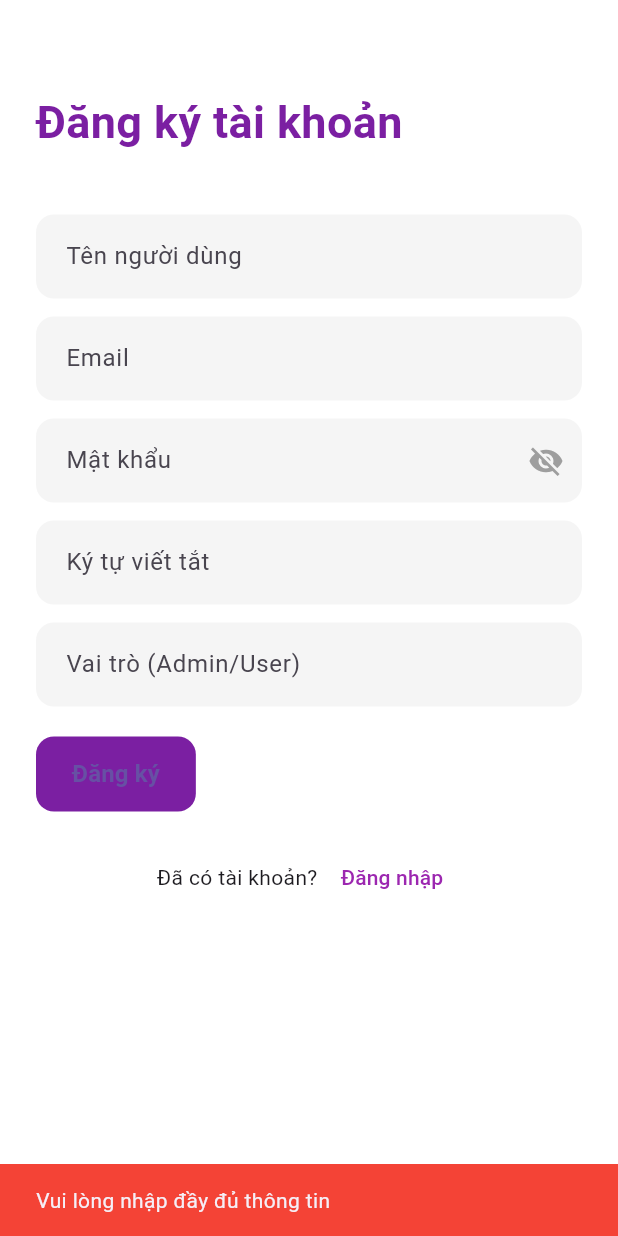
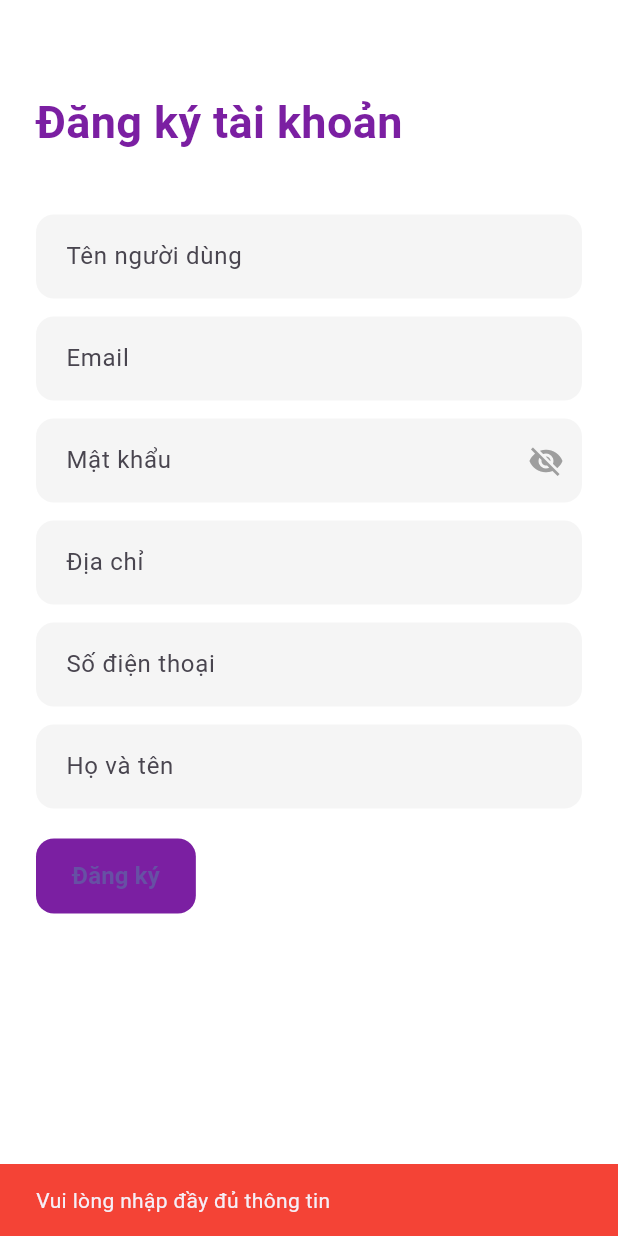
Before and after one commit to DuongQuocThang2k3/android-frontend-flutter, a Flutter app: the RegistrationScreen screen opened directly, after a tap on "Đăng ký", on a phone screen of 412 x 824 dp. Run offline on Flutter 3.47's test engine with Material 3 defaults, Android fonts, the phone set to English and light mode, and no system bars; our stand-ins replace flutter_dotenv, jwt_decoder, shared_preferences, youtube_player_flutter; accounts and stored records are empty; network calls fail.

```diff
--- a/lib/screens/Auth/login_screen.dart
+++ b/lib/screens/Auth/login_screen.dart
@@ -2,7 +2,7 @@ import 'package:flutter/material.dart';
 import 'package:shared_preferences/shared_preferences.dart';
 import 'package:haphuocloc_3489_tuan7/screens/admin_screen.dart';
 import 'package:haphuocloc_3489_tuan7/screens/main_screen.dart';
-import 'package:haphuocloc_3489_tuan7/screens/registration_screen.dart';
+import 'package:haphuocloc_3489_tuan7/screens/Auth/registration_screen.dart';
 import 'package:haphuocloc_3489_tuan7/utils/auth.dart'; // Import Auth
 
 class LoginScreen extends StatefulWidget {
--- a/lib/screens/registration_screen.dart
+++ b/lib/screens/Auth/registration_screen.dart
@@ -12,23 +12,25 @@ class _RegistrationScreenState extends State<RegistrationScreen> {
   final TextEditingController _usernameController = TextEditingController();
   final TextEditingController _emailController = TextEditingController();
   final TextEditingController _passwordController = TextEditingController();
-  final TextEditingController _initialsController = TextEditingController();
-  final TextEditingController _roleController = TextEditingController();
+  final TextEditingController _addressController = TextEditingController();
+  final TextEditingController _phoneNumberController = TextEditingController();
+  final TextEditingController _fullNameController = TextEditingController();
 
   bool _isLoading = false;
   bool _obscurePassword = true;
 
   Future<void> _handleRegister() async {
-    // Kiểm tra các trường nhập liệu
     if (_usernameController.text.isEmpty ||
         _emailController.text.isEmpty ||
         _passwordController.text.isEmpty ||
-        _initialsController.text.isEmpty ||
-        _roleController.text.isEmpty) {
+        _addressController.text.isEmpty ||
+        _phoneNumberController.text.isEmpty ||
+        _fullNameController.text.isEmpty) {
       ScaffoldMessenger.of(context).showSnackBar(
         const SnackBar(
           content: Text('Vui lòng nhập đầy đủ thông tin'),
           backgroundColor: Colors.red,
+          duration: Duration(seconds: 3),
         ),
       );
       return;
@@ -41,32 +43,35 @@ class _RegistrationScreenState extends State<RegistrationScreen> {
       username: _usernameController.text,
       email: _emailController.text,
       password: _passwordController.text,
-      initials: _initialsController.text,
-      role: _roleController.text,
+      initials: 'initials', // Hoặc bạn có thể lấy từ một trường nhập liệu
+      role: 'user', // Bạn có thể chỉnh sửa giá trị role theo nhu cầu
+      address: _addressController.text,
+      phoneNumber: _phoneNumberController.text,
+      fullName: _fullNameController.text,
     );
 
     setState(() => _isLoading = false);
 
-    // Xử lý kết quả trả về từ API
     if (result['success'] == true) {
       ScaffoldMessenger.of(context).showSnackBar(
         const SnackBar(
           content: Text('Đăng ký thành công!'),
           backgroundColor: Colors.green,
+          duration: Duration(seconds: 3),
         ),
       );
-      // Sau khi đăng ký thành công, quay lại trang đăng nhập
-      Navigator.pop(context);
+      Navigator.pop(context); // Quay lại màn hình trước
     } else {
-      String errorMessage = result['message'] ?? 'Đăng ký thất bại';
       ScaffoldMessenger.of(context).showSnackBar(
         SnackBar(
-          content: Text(errorMessage),
+          content: Text(result['message'] ?? 'Đăng ký thất bại'),
           backgroundColor: Colors.red,
+          duration: const Duration(seconds: 3),
         ),
       );
     }
   }
+
 
   @override
   Widget build(BuildContext context) {
@@ -154,10 +159,10 @@ class _RegistrationScreenState extends State<RegistrationScreen> {
                 ),
                 const SizedBox(height: 12),
                 TextField(
-                  controller: _initialsController,
+                  controller: _addressController,
                   keyboardType: TextInputType.text,
                   decoration: InputDecoration(
-                    hintText: 'Ký tự viết tắt',
+                    hintText: 'Địa chỉ',
                     filled: true,
                     fillColor: Colors.grey[100],
                     border: OutlineInputBorder(
@@ -172,10 +177,28 @@ class _RegistrationScreenState extends State<RegistrationScreen> {
                 ),
                 const SizedBox(height: 12),
                 TextField(
-                  controller: _roleController,
+                  controller: _phoneNumberController,
+                  keyboardType: TextInputType.phone,
+                  decoration: InputDecoration(
+                    hintText: 'Số điện thoại',
+                    filled: true,
+                    fillColor: Colors.grey[100],
+                    border: OutlineInputBorder(
+                      borderRadius: BorderRadius.circular(12),
+                      borderSide: BorderSide.none,
+                    ),
+                    contentPadding: const EdgeInsets.symmetric(
+                      horizontal: 16,
+                      vertical: 16,
+                    ),
+                  ),
+                ),
+                const SizedBox(height: 12),
+                TextField(
+                  controller: _fullNameController,
                   keyboardType: TextInputType.text,
                   decoration: InputDecoration(
-                    hintText: 'Vai trò (Admin/User)',
+                    hintText: 'Họ và tên',
                     filled: true,
                     fillColor: Colors.grey[100],
                     border: OutlineInputBorder(
@@ -218,22 +241,6 @@ class _RegistrationScreenState extends State<RegistrationScreen> {
                     ),
                   ),
                 ),
-                const SizedBox(height: 20),
-                Row(
-                  mainAxisAlignment: MainAxisAlignment.center,
-                  children: [
-                    const Text("Đã có tài khoản? "),
-                    TextButton(
-                      onPressed: () {
-                        Navigator.pop(context); // Quay lại màn hình đăng nhập
-                      },
-                      child: const Text(
-                        'Đăng nhập',
-                        style: TextStyle(color: Colors.purple),
-                      ),
-                    ),
-                  ],
-                ),
               ],
             ),
           ),
--- a/lib/screens/add_product.dart
+++ b/lib/screens/add_product.dart
@@ -1,10 +1,11 @@
 import 'package:flutter/material.dart';
+import '../config/config_url.dart';
 import '../models/productPost.dart';
 import 'package:http/http.dart' as http;
 import 'dart:convert';
 
 class AddProductScreen extends StatelessWidget {
-  final String baseUrl = 'https://foundgreenpen14.conveyor.cloud/api/ProductApi';
+  final String baseUrl = '${Config_URL.baseUrl}ProductApi';
 
   final _nameController = TextEditingController();
   final _descriptionController = TextEditingController();
--- a/lib/screens/home_screen.dart
+++ b/lib/screens/home_screen.dart
@@ -1,6 +1,7 @@
 import 'dart:convert';
 import 'package:flutter/material.dart';
 import 'package:http/http.dart' as http;
+import '../config/config_url.dart';
 import '../models/postFacebook.dart';
 import 'add_post_screen.dart';
 import 'edit_post.dart';
@@ -18,7 +19,7 @@ class _HomeScreenState extends State<HomeScreen> {
   List<postFacebook> posts = [];
   bool isLoading = true;
   final TextEditingController _searchController = TextEditingController();
-  final String apiUrl = 'https://foundgreenpen14.conveyor.cloud/api/PostApi'; // URL API của bạn
+  final String apiUrl = '${Config_URL.baseUrl}PostApi'; // URL API của bạn
 
   @override
   void initState() {
@@ -82,7 +83,7 @@ class _HomeScreenState extends State<HomeScreen> {
 
   // Cập nhật bài viết
   Future<void> _updatePost(postFacebook post) async {
-    final url = 'https://goodshinytrail60.conveyor.cloud/api/PostApi/${post.id}';
+    final url = '${Config_URL.baseUrl}PostApi/${post.id}';
 
     final response = await http.put(
       Uri.parse(url),
--- a/lib/utils/auth.dart
+++ b/lib/utils/auth.dart
@@ -22,13 +22,15 @@ class Auth {
     return result; // returns a map with {success: bool, token: string?, role: string?, message: string?}
   }
 
-  // Đăng ký tài khoản mới
   static Future<Map<String, dynamic>> register({
     required String username,
     required String email,
     required String password,
     required String initials,
     required String role,
+    required String address,
+    required String phoneNumber,
+    required String fullName,
   }) async {
     // Tạo body để gửi lên API
     Map<String, dynamic> body = {
@@ -37,13 +39,15 @@ class Auth {
       "password": password,
       "initials": initials,
       "role": role,
+      "address": address,
+      "phoneNumber": phoneNumber,
+      "fullName": fullName,
     };
 
-    // Gọi API đăng ký thông qua ApiClient
     try {
+      // Gọi API đăng ký thông qua ApiClient
       var response = await _apiClient.post('Authenticate/register', body: body);
 
-      // Xử lý kết quả từ API
       if (response.statusCode == 200) {
         // Chuyển đổi body JSON từ API thành Map
         var result = jsonDecode(response.body);
@@ -51,14 +55,15 @@ class Auth {
       } else {
         return {
           'success': false,
-          'message': 'Đăng ký thất bại, vui lòng thử lại.'
+          'message': 'Đăng ký thất bại, vui lòng thử lại.',
         };
       }
     } catch (e) {
       return {
         'success': false,
-        'message': 'Lỗi kết nối: ${e.toString()}'
+        'message': 'Lỗi kết nối: ${e.toString()}',
       };
     }
   }
+
 }
```
Also changed, not shown: 1 other file.
